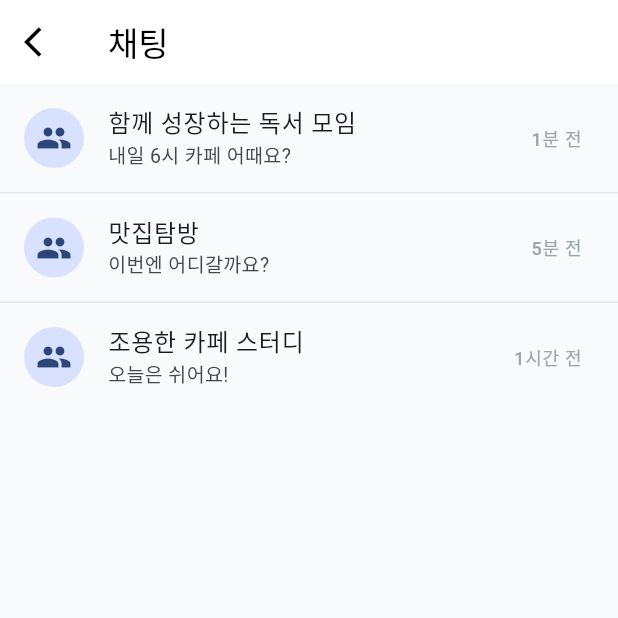
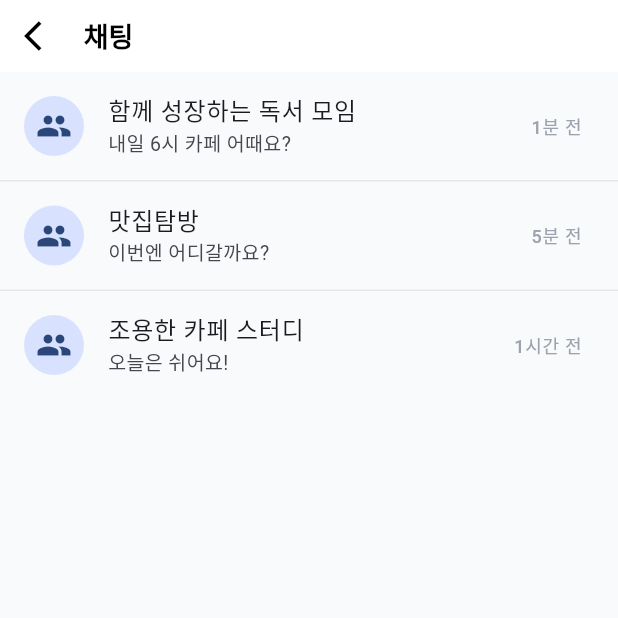
Before and after one commit to ikjunoob/matching, a Flutter app: the ChatListScreen screen opened directly, on a phone screen of 412 x 824 dp, the top half of it. Run offline on Flutter 3.47's test engine with Material 3 defaults, Android fonts, the phone set to English and light mode, and no system bars; our stand-ins replace remixicon; network calls fail; Roboto replaces fonts that are missing (Pretendard).

Commit message:
첫작업-마지막

```diff
--- a/lib/screens/chat_list_screen.dart
+++ b/lib/screens/chat_list_screen.dart
@@ -20,7 +20,21 @@ class ChatListScreen extends StatelessWidget {
           icon: const Icon(Icons.arrow_back_ios, color: Colors.black),
           onPressed: () => Navigator.pop(context),
         ),
-        title: const Text("채팅", style: TextStyle(color: Colors.black)),
+        title: Align(
+          alignment: Alignment.centerLeft,
+          child: Text(
+            "채팅",
+            style: const TextStyle(
+              color: Colors.black,
+              fontSize: 18,
+              fontWeight: FontWeight.bold,
+              height: 1.1,
+              letterSpacing: -0.2,
+            ),
+          ),
+        ),
+        titleSpacing: 0,
+        toolbarHeight: 48, // NotificationScreen과 동일
       ),
       body: ListView.separated(
         itemCount: chatRooms.length,
@@ -43,7 +57,7 @@ class ChatListScreen extends StatelessWidget {
               style: const TextStyle(fontSize: 12, color: Color(0xFF9CA3AF)),
             ),
             onTap: () {
-              // 추후 채팅방으로 이동 등 구현
+              // 추후 채팅방 이동 구현
             },
           );
         },
--- a/lib/screens/home_screen.dart
+++ b/lib/screens/home_screen.dart
@@ -74,7 +74,7 @@ class _HomeScreenState extends State<HomeScreen> {
                 Expanded(child: Container()), // 오른쪽 아이콘과의 거리 확보
                 // [우측] 채팅 아이콘 (말풍선 아이콘)
                 IconButton(
-                  icon: const Icon(Remix.chat_3_line, size: 26),
+                  icon: const Icon(Remix.chat_3_line, size: 23),
                   tooltip: '채팅',
                   onPressed: () {
                     // 채팅 리스트 화면으로 이동
```
